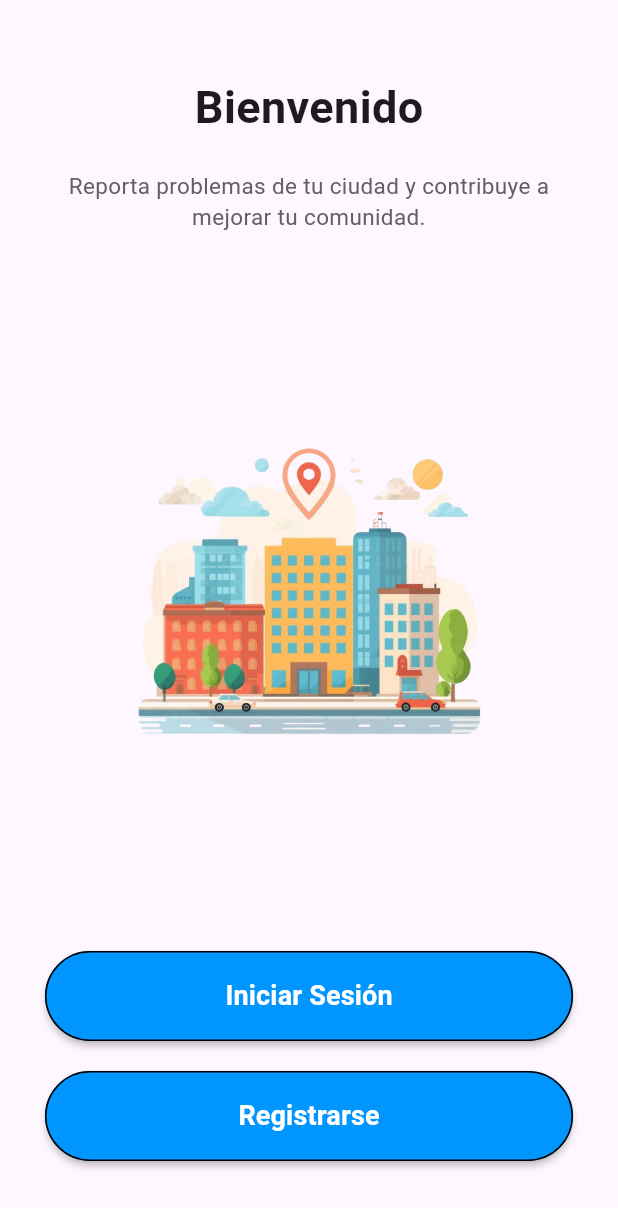
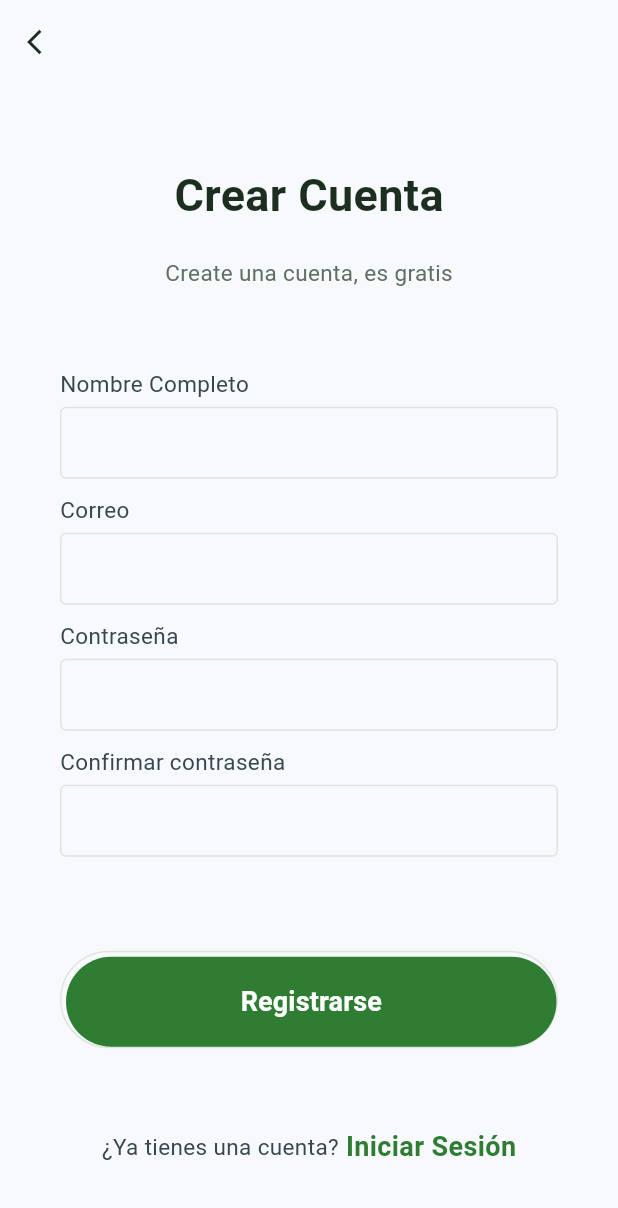
Before and after one commit to KZLenin/urban_report, a Flutter app: the screen it shows after launch, after a tap on "Registrarse", on a phone screen of 412 x 824 dp. Shown: the top 1208 px of the screen. Run offline on Flutter 3.47's test engine with Material 3 defaults, Android fonts, the phone set to English and light mode, and no system bars.

Commit message:
Screens y validators

```diff
--- /dev/null
+++ b/lib/core/theme/app_colors.dart
@@ -0,0 +1,31 @@
+import 'package:flutter/material.dart';
+
+class AppColors {
+  // 🟢 Color principal (comunidad / solución)
+  static const Color primary = Color(0xFF2E7D32); // verde institucional
+
+  // 🟠 Color secundario (reportes / alertas)
+  static const Color secondary = Color(0xFFF57C00); // naranja urbano
+
+  // 🟠 Variante clara para botones secundarios
+  static const Color secondaryLight = Color(0xFFFFA726);
+
+  // 🏙️ Fondo general (claro, urbano)
+  static const Color background = Color(0xFFF7F9FC);
+
+  // 📝 Textos
+  static const Color title = Color(0xFF1B2E1F);      // verde muy oscuro
+  static const Color subtitle = Color(0xFF5F6F61);   // gris verdoso
+  static const Color body = Color(0xFF37474F);
+
+  // 🔘 Botones
+  static const Color buttonText = Colors.white;
+
+  // 📐 Bordes y separadores
+  static const Color border = Color(0xFFDDE5DD);
+
+  // 🚦 Estados (perfectos para reportes)
+  static const Color success = Color(0xFF388E3C);
+  static const Color warning = Color(0xFFF9A825);
+  static const Color error = Color(0xFFD32F2F);
+}
--- a/lib/main.dart
+++ b/lib/main.dart
@@ -1,4 +1,7 @@
 import 'package:flutter/material.dart';
+import 'core/theme/app_colors.dart';
+import 'screens/signin_screen.dart';
+import 'screens/signup_screen.dart';
 
 void main() {
   runApp(const MyApp());
@@ -9,86 +12,104 @@ class MyApp extends StatelessWidget {
 
   @override
   Widget build(BuildContext context) {
-    return MaterialApp(debugShowCheckedModeBanner: false, home: HomePage());
+    return const MaterialApp(
+      debugShowCheckedModeBanner: false,
+      home: HomePage(),
+    );
   }
 }
 
 class HomePage extends StatelessWidget {
   const HomePage({super.key});
+
   @override
   Widget build(BuildContext context) {
     return Scaffold(
+      backgroundColor: AppColors.background,
       body: SafeArea(
         child: Container(
           width: double.infinity,
           height: MediaQuery.of(context).size.height,
-          padding: EdgeInsets.symmetric(horizontal: 30, vertical: 50),
+          padding: const EdgeInsets.symmetric(horizontal: 30, vertical: 50),
           child: Column(
             mainAxisAlignment: MainAxisAlignment.spaceBetween,
             crossAxisAlignment: CrossAxisAlignment.center,
             children: <Widget>[
+              // 🧾 Títulos
               Column(
                 children: <Widget>[
                   Text(
                     "Bienvenido",
-                    style: TextStyle(fontWeight: FontWeight.bold, fontSize: 30),
+                    style: TextStyle(
+                      fontWeight: FontWeight.bold,
+                      fontSize: 32,
+                      color: AppColors.title,
+                    ),
                   ),
-                  SizedBox(height: 20),
+                  const SizedBox(height: 16),
                   Text(
                     "Reporta problemas de tu ciudad y contribuye a mejorar tu comunidad.",
                     textAlign: TextAlign.center,
-                    style: TextStyle(color: Colors.grey[700], fontSize: 15),
+                    style: TextStyle(
+                      color: AppColors.subtitle,
+                      fontSize: 15,
+                      height: 1.4,
+                    ),
                   ),
                 ],
               ),
-              Container(
+
+              // 🖼️ Imagen
+              Image.asset(
+                "assets/resources/welcome.png",
                 height: MediaQuery.of(context).size.height / 3,
-                decoration: BoxDecoration(
-                  image: DecorationImage(
-                    image: AssetImage("assets/resources/welcome.png"),
-                  ),
-                ),
+                fit: BoxFit.contain,
               ),
+
+              // 🔘 Botones
               Column(
                 children: <Widget>[
+                  // Botón principal
                   MaterialButton(
                     minWidth: double.infinity,
-                    height: 60,
+                    height: 56,
                     onPressed: () {
-                      // Navigate to login screen
+                      Navigator.push(context,
+                      MaterialPageRoute(builder: (context) => const LoginPage()));
                     },
-                    color: Color(0xff0095FF),
+                    color: AppColors.primary,
                     shape: RoundedRectangleBorder(
-                      side: BorderSide(color: Colors.black),
                       borderRadius: BorderRadius.circular(50),
                     ),
-                    child: Text(
+                    child: const Text(
                       "Iniciar Sesión",
                       style: TextStyle(
                         fontWeight: FontWeight.w600,
-                        fontSize: 18,
-                        color: Colors.white,
+                        fontSize: 17,
+                        color: AppColors.buttonText,
                       ),
                     ),
                   ),
-                  SizedBox(height: 20),
+                  const SizedBox(height: 16),
+
+                  // Botón secundario
                   MaterialButton(
                     minWidth: double.infinity,
-                    height: 60,
+                    height: 56,
                     onPressed: () {
-                      // Navigate to register screen
+                      Navigator.push(context,
+                      MaterialPageRoute(builder: (context) => const RegisterPage()));
                     },
-                    color: Color(0xff0095FF),
+                    color: AppColors.secondary,
                     shape: RoundedRectangleBorder(
-                      side: BorderSide(color: Colors.black),
                       borderRadius: BorderRadius.circular(50),
                     ),
-                    child: Text(
+                    child: const Text(
                       "Registrarse",
                       style: TextStyle(
                         fontWeight: FontWeight.w600,
-                        fontSize: 18,
-                        color: Colors.white,
+                        fontSize: 17,
+                        color: AppColors.buttonText,
                       ),
                     ),
                   ),
--- a/lib/screens/signup_screen.dart
+++ b/lib/screens/signup_screen.dart
@@ -0,0 +1,155 @@
+import 'package:flutter/material.dart';
+import 'package:urban_report/core/theme/app_colors.dart';
+import 'package:flutter/services.dart';
+
+class RegisterPage extends StatelessWidget {
+  const RegisterPage({super.key});
+
+  @override
+  Widget build(BuildContext context) {
+    return Scaffold(
+      resizeToAvoidBottomInset: false,
+      backgroundColor: AppColors.background,
+      appBar: AppBar(
+        elevation: 0,
+        backgroundColor: AppColors.background,
+        systemOverlayStyle: SystemUiOverlayStyle.dark,
+        leading: IconButton(
+          onPressed: () {
+            Navigator.pop(context);
+          },
+          icon: const Icon(Icons.arrow_back_ios, size: 20, color: AppColors.title),
+        ),
+      ),
+      body: SingleChildScrollView(
+        child: Container(
+          padding: EdgeInsets.symmetric(horizontal: 40),
+          height: MediaQuery.of(context).size.height - 50,
+          width: double.infinity,
+          child: Column(
+            mainAxisAlignment: MainAxisAlignment.spaceEvenly,
+            children: <Widget>[
+              Column(
+                children: <Widget>[
+                  Text(
+                    "Crear Cuenta",
+                    style: TextStyle(
+                      fontWeight: FontWeight.bold,
+                      fontSize: 30,
+                      color: AppColors.title,
+                    ),
+                  ),
+                  const SizedBox(height: 20),
+                  Text(
+                    "Create una cuenta, es gratis",
+                    style: TextStyle(
+                      fontSize: 15,
+                      color: AppColors.subtitle,
+                    ),
+                  ),
+                ],
+              ),
+              Column(
+                children: <Widget>[
+                  inputFile(label: "Nombre Completo"),
+                  inputFile(label: "Correo"),
+                  inputFile(label: "Contraseña", obscureText: true),
+                  inputFile(label: "Confirmar contraseña", obscureText: true),
+                ],
+              ),
+              Container(
+                padding: EdgeInsets.only(top: 3, left: 3),
+                decoration: BoxDecoration(
+                  borderRadius: BorderRadius.circular(50),
+                  border: Border(
+                    bottom: BorderSide(color: AppColors.border),
+                    top: BorderSide(color: AppColors.border),
+                    left: BorderSide(color: AppColors.border),
+                    right: BorderSide(color: AppColors.border),
+                  ),
+                ),
+                child: MaterialButton(
+                  minWidth: double.infinity,
+                  height: 60,
+                  onPressed: () {},
+                  color: AppColors.primary,
+                  elevation: 0,
+                  shape: RoundedRectangleBorder(
+                    borderRadius: BorderRadius.circular(50),
+                  ),
+                  child: Text(
+                    "Registrarse",
+                    style: TextStyle(
+                      fontWeight: FontWeight.w600,
+                      fontSize: 18,
+                      color: AppColors.buttonText,
+                    ),
+                  ),
+                ),
+              ),
+              Row(
+                mainAxisAlignment: MainAxisAlignment.center,
+                children: <Widget>[
+                  Text(
+                    "¿Ya tienes una cuenta?",
+                    style: TextStyle(
+                      color: AppColors.body,
+                      fontSize: 15,
+                    ),
+                  ),
+                  GestureDetector(
+                    onTap: () {
+                      Navigator.pop(context);
+                    },
+                    child: Text(
+                      " Iniciar Sesión",
+                      style: TextStyle(
+                        color: AppColors.primary,
+                        fontWeight: FontWeight.w600,
+                        fontSize: 18,
+                      ),
+                    ),
+                  ),
+                ],
+              ),
+            ],
+          ),
+        ),
+      ),
+    );
+  }
+}
+
+Widget inputFile({label, obscureText = false}) {
+  return Column(
+    crossAxisAlignment: CrossAxisAlignment.start,
+    children: <Widget>[
+      Text(
+        label,
+        style: const TextStyle(
+          fontSize: 15,
+          fontWeight: FontWeight.w400,
+          color: AppColors.body,
+        ),
+      ),
+      SizedBox(height: 5),
+      TextField(
+        obscureText: obscureText,
+        decoration: const InputDecoration(
+          contentPadding: EdgeInsets.symmetric(vertical: 0, horizontal: 10),
+          enabledBorder: OutlineInputBorder(
+            borderSide: BorderSide(
+              color: AppColors.border,
+            ),
+          ),
+          border: OutlineInputBorder(
+            borderSide: BorderSide(
+              color: AppColors.border,
+            ),
+          ),
+        ),
+      ),
+      const SizedBox(height: 10),
+    ],
+  );
+}
```
Also changed, not shown: lib/core/validators/auth_validators.dart (added, +61 -0 lines), lib/screens/signin_screen.dart (+168 -0 lines), lib/screens/welcome_screen.dart (deleted), pubspec.lock.
